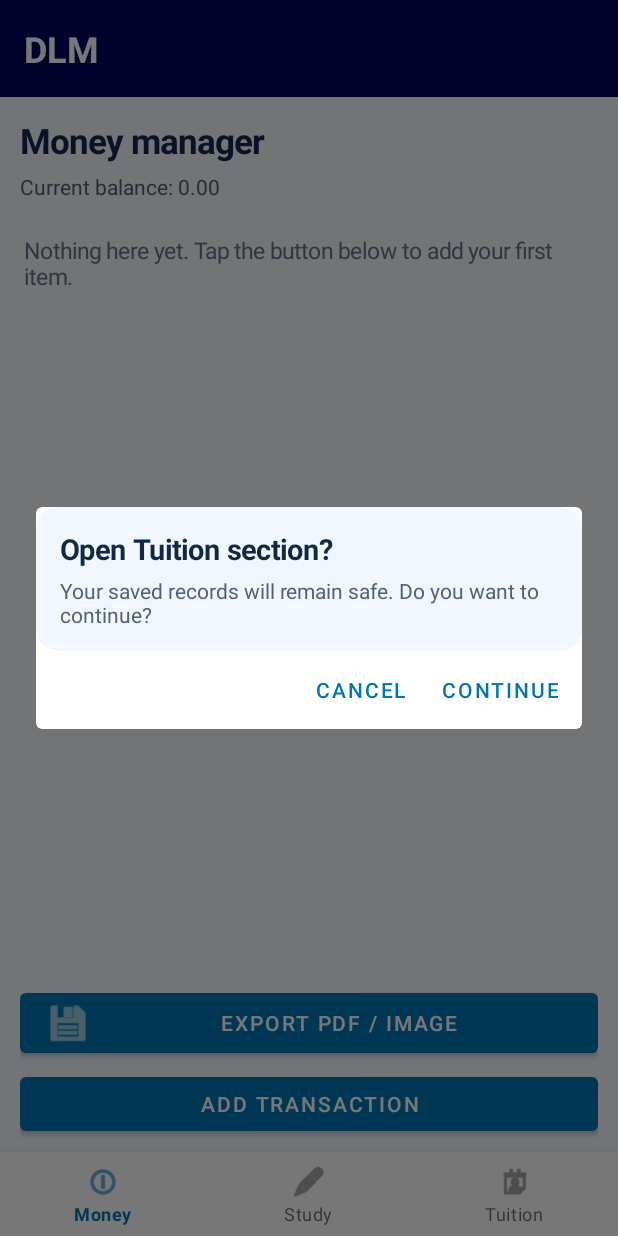
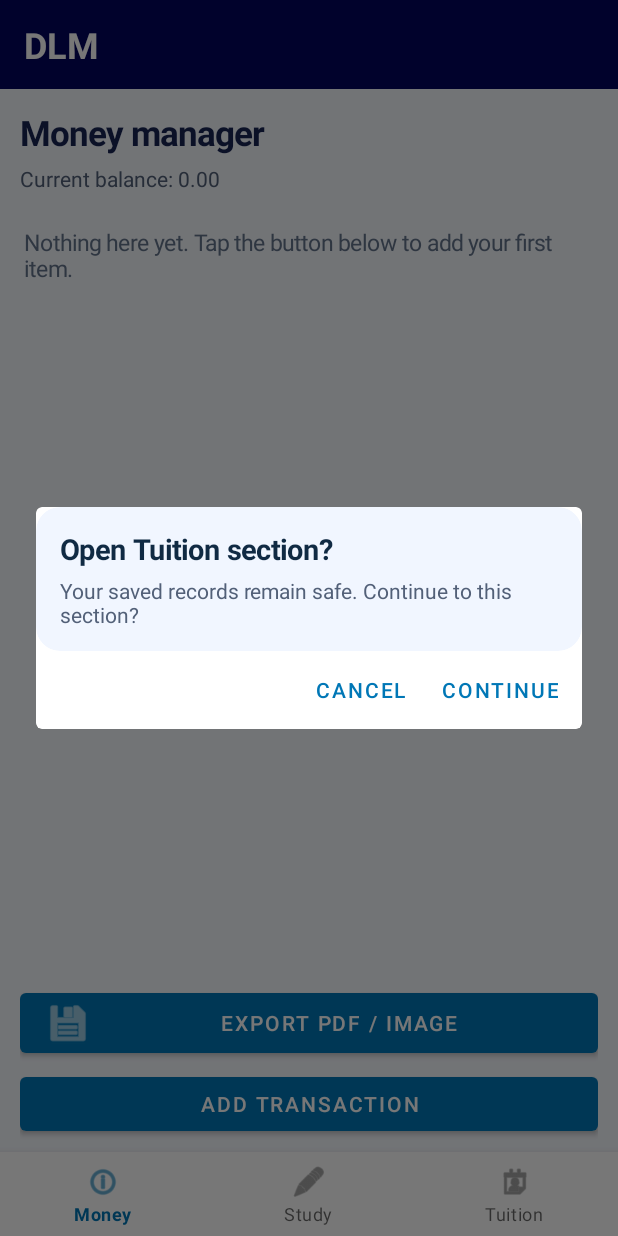
Before and after one commit to desktopmail2025-cmd/DLM, an Android app: the screen it shows after launch (MainActivity), item 3 of the bottom bar chosen, on a phone screen of 412 x 824 dp. Run offline under Robolectric (Android 15) with nearby library versions, the phone set to English and light mode, and no system bars; our stand-ins replace Room's generated code.

Commit message:
Connect native study and tuition modules and persist section navigation

```diff
--- a/app/src/main/java/com/desktopmail2025/dlm/MainActivity.kt
+++ b/app/src/main/java/com/desktopmail2025/dlm/MainActivity.kt
@@ -10,147 +10,56 @@ import androidx.appcompat.app.AppCompatActivity
 import androidx.fragment.app.commit
 import androidx.core.splashscreen.SplashScreen.Companion.installSplashScreen
 import com.google.android.material.bottomnavigation.BottomNavigationView
-import com.google.android.material.button.MaterialButton
 import com.google.android.material.card.MaterialCardView
 import com.google.android.material.dialog.MaterialAlertDialogBuilder
 
 class MainActivity : AppCompatActivity() {
-    private val containerId = View.generateViewId()
-    private val moneyId = 1
-    private val studyId = 2
-    private val tuitionId = 3
-    private var currentSectionId = moneyId
-    private lateinit var navigation: BottomNavigationView
-
-    override fun onCreate(savedInstanceState: Bundle?) {
+    private val containerId=View.generateViewId()
+    private val moneyId=1;private val studyId=2;private val tuitionId=3
+    private var currentSectionId=moneyId
+    private lateinit var navigation:BottomNavigationView
+    private val prefs by lazy{getSharedPreferences("dlm_ui",MODE_PRIVATE)}
+    override fun onCreate(savedInstanceState:Bundle?){
         installSplashScreen()
+        window.statusBarColor=0xFF03045E.toInt()
+        window.navigationBarColor=0xFFF4F7FC.toInt()
         super.onCreate(savedInstanceState)
-
-        onBackPressedDispatcher.addCallback(this, object : OnBackPressedCallback(true) {
-            override fun handleOnBackPressed() = showExitConfirmation()
+        onBackPressedDispatcher.addCallback(this,object:OnBackPressedCallback(true){override fun handleOnBackPressed()=showExitConfirmation()})
+        val root=LinearLayout(this).apply{orientation=LinearLayout.VERTICAL;setBackgroundColor(0xFFF4F7FC.toInt())}
+        val header=TextView(this).apply{text="DLM";textSize=24f;setTextColor(-1);setPadding(24,20,24,20);setBackgroundColor(0xFF03045E.toInt());typeface=android.graphics.Typeface.DEFAULT_BOLD}
+        val frame=FrameLayout(this).apply{id=containerId;setBackgroundColor(0xFFF4F7FC.toInt())}
+        navigation=BottomNavigationView(this).apply{
+            menu.add(0,moneyId,0,"Money").setIcon(android.R.drawable.ic_menu_info_details)
+            menu.add(0,studyId,1,"Study").setIcon(android.R.drawable.ic_menu_edit)
+            menu.add(0,tuitionId,2,"Tuition").setIcon(android.R.drawable.ic_menu_my_calendar)
+            setOnItemSelectedListener{item->if(item.itemId==currentSectionId)return@setOnItemSelectedListener true;confirmSectionChange(item.itemId);false}
+        }
+        root.addView(header);root.addView(frame,LinearLayout.LayoutParams(-1,0,1f));root.addView(navigation);setContentView(root)
+        currentSectionId=savedInstanceState?.getInt("current_section")?:prefs.getInt("current_section",moneyId)
+        if(currentSectionId !in listOf(moneyId,studyId,tuitionId))currentSectionId=moneyId
+        navigation.selectedItemId=currentSectionId;showSection(currentSectionId)
+    }
+    override fun onSaveInstanceState(outState:Bundle){outState.putInt("current_section",currentSectionId);super.onSaveInstanceState(outState)}
+    private fun confirmSectionChange(targetId:Int){
+        val name=when(targetId){studyId->"Study";tuitionId->"Tuition";else->"Money"}
+        val card=dialogCard("Open $name section?","Your saved records remain safe. Continue to this section?")
+        MaterialAlertDialogBuilder(this).setView(card).setNegativeButton("Cancel"){_,_->navigation.menu.findItem(currentSectionId)?.isChecked=true}
+            .setPositiveButton("Continue"){_,_->currentSectionId=targetId;prefs.edit().putInt("current_section",targetId).apply();navigation.menu.findItem(targetId)?.isChecked=true;showSection(targetId)}
+            .setOnCancelListener{navigation.menu.findItem(currentSectionId)?.isChecked=true}.show()
+    }
+    private fun dialogCard(title:String,message:String)=MaterialCardView(this).apply{
+        radius=24f;cardElevation=0f;setCardBackgroundColor(0xFFF1F6FF.toInt());setContentPadding(24,22,24,22)
+        addView(LinearLayout(this@MainActivity).apply{orientation=LinearLayout.VERTICAL
+            addView(TextView(this@MainActivity).apply{text=title;textSize=19f;typeface=android.graphics.Typeface.DEFAULT_BOLD;setTextColor(0xFF102A43.toInt())})
+            addView(TextView(this@MainActivity).apply{text=message;textSize=14f;setTextColor(0xFF526078.toInt());setPadding(0,8,0,0)})
         })
-
-        val root = LinearLayout(this).apply {
-            orientation = LinearLayout.VERTICAL
-            setBackgroundColor(0xFFF4F7FC.toInt())
-        }
-        val header = TextView(this).apply {
-            text = "DLM"
-            textSize = 24f
-            setTextColor(0xFFFFFFFF.toInt())
-            setPadding(24, 24, 24, 24)
-            setBackgroundColor(0xFF03045E.toInt())
-            typeface = android.graphics.Typeface.DEFAULT_BOLD
-        }
-        val frame = FrameLayout(this).apply {
-            id = containerId
-            setBackgroundColor(0xFFF4F7FC.toInt())
-        }
-        navigation = BottomNavigationView(this).apply {
-            menu.add(0, moneyId, 0, "Money").setIcon(android.R.drawable.ic_menu_info_details)
-            menu.add(0, studyId, 1, "Study").setIcon(android.R.drawable.ic_menu_edit)
-            menu.add(0, tuitionId, 2, "Tuition").setIcon(android.R.drawable.ic_menu_my_calendar)
-            setOnItemSelectedListener { item ->
-                if (item.itemId == currentSectionId) return@setOnItemSelectedListener true
-                confirmSectionChange(item.itemId)
-                false
-            }
-        }
-        root.addView(header)
-        root.addView(frame, LinearLayout.LayoutParams(-1, 0, 1f))
-        root.addView(navigation)
-        setContentView(root)
-
-        if (savedInstanceState == null) {
-            currentSectionId = moneyId
-            navigation.selectedItemId = moneyId
-            showSection(moneyId)
-        } else {
-            currentSectionId = savedInstanceState.getInt("current_section", moneyId)
-            navigation.selectedItemId = currentSectionId
-            showSection(currentSectionId)
-        }
     }
-
-    override fun onSaveInstanceState(outState: Bundle) {
-        outState.putInt("current_section", currentSectionId)
-        super.onSaveInstanceState(outState)
+    private fun showExitConfirmation(){
+        MaterialAlertDialogBuilder(this).setView(dialogCard("Are you sure you want to exit?","Your DLM records are saved on this device."))
+            .setNegativeButton("Stay",null).setPositiveButton("Exit"){_,_->finish()}.show()
     }
-
-    private fun confirmSectionChange(targetId: Int) {
-        val targetName = when (targetId) {
-            studyId -> "Study"
-            tuitionId -> "Tuition"
-            else -> "Money"
-        }
-        val card = MaterialCardView(this).apply {
-            radius = 22f
-            cardElevation = 0f
-            setCardBackgroundColor(0xFFF1F6FF.toInt())
-            setContentPadding(24, 22, 24, 22)
-        }
-        val content = LinearLayout(this).apply { orientation = LinearLayout.VERTICAL }
-        content.addView(TextView(this).apply {
-            text = "Open $targetName section?"
-            textSize = 19f
-            typeface = android.graphics.Typeface.DEFAULT_BOLD
-            setTextColor(0xFF102A43.toInt())
-        })
-        content.addView(TextView(this).apply {
-            text = "Your saved records will remain safe. Do you want to continue?"
-            textSize = 14f
-            setTextColor(0xFF526078.toInt())
-            setPadding(0, 8, 0, 0)
-        })
-        card.addView(content)
-        MaterialAlertDialogBuilder(this)
-            .setView(card)
-            .setNegativeButton("Cancel") { _, _ -> navigation.menu.findItem(currentSectionId)?.isChecked = true }
-            .setPositiveButton("Continue") { _, _ ->
-                currentSectionId = targetId
-                navigation.menu.findItem(targetId)?.isChecked = true
-                showSection(targetId)
-            }
-            .setOnCancelListener { navigation.menu.findItem(currentSectionId)?.isChecked = true }
-            .show()
-    }
-
-    private fun showExitConfirmation() {
-        val card = MaterialCardView(this).apply {
-            radius = 24f
-            cardElevation = 0f
-            setCardBackgroundColor(0xFFF1F6FF.toInt())
-            setContentPadding(24, 22, 24, 22)
-        }
-        val content = LinearLayout(this).apply { orientation = LinearLayout.VERTICAL }
-        content.addView(TextView(this).apply {
-            text = "Are you sure you want to exit?"
-            textSize = 19f
-            typeface = android.graphics.Typeface.DEFAULT_BOLD
-            setTextColor(0xFF102A43.toInt())
-        })
-        content.addView(TextView(this).apply {
-            text = "Your saved DLM data will remain safe on this device."
-            textSize = 14f
-            setTextColor(0xFF526078.toInt())
-            setPadding(0, 8, 0, 0)
-        })
-        card.addView(content)
-        MaterialAlertDialogBuilder(this)
-            .setView(card)
-            .setNegativeButton("Stay", null)
-            .setPositiveButton("Exit") { _, _ -> finish() }
-            .show()
-    }
-
-    private fun showSection(id: Int) {
-        val section = when (id) {
-            studyId -> "STUDY"
-            tuitionId -> "TUITION"
-            else -> "MONEY"
-        }
-        supportFragmentManager.commit {
-            replace(containerId, HomeFragment.newInstance(section))
-        }
+    private fun showSection(id:Int){
+        val fragment=when(id){studyId->StudyPlannerFragment();tuitionId->TuitionTrackerFragment();else->HomeFragment.newInstance("MONEY")}
+        supportFragmentManager.commit{setReorderingAllowed(true);replace(containerId,fragment)}
     }
 }
```
